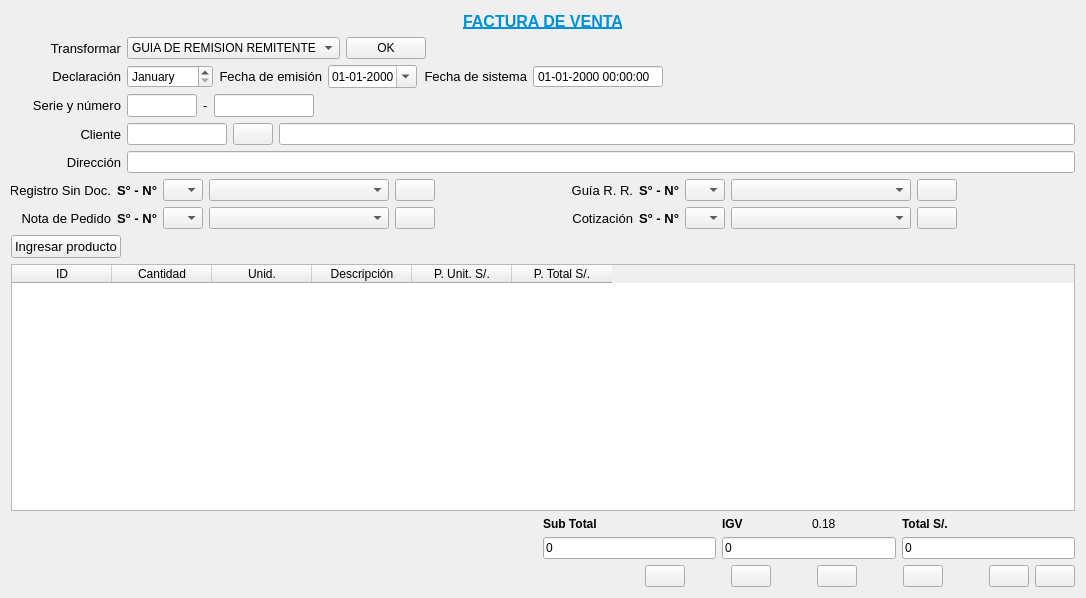
Above: Venta/ventafactura.ui from radtek/manager before the change. Below: the same form after it.
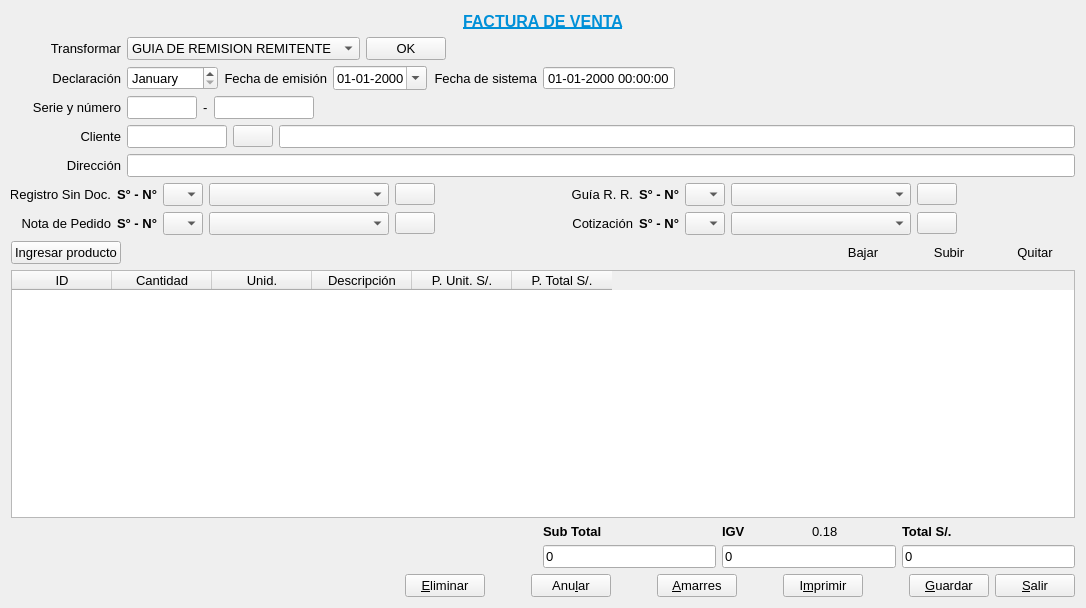
That is the form after the change. Icons and pictures are not drawn.

```diff
--- a/Venta/ventafactura.ui
+++ b/Venta/ventafactura.ui
@@ -7,7 +7,7 @@
     <x>0</x>
     <y>0</y>
     <width>1086</width>
-    <height>598</height>
+    <height>608</height>
    </rect>
   </property>
   <property name="windowTitle">
@@ -90,6 +90,11 @@
      </item>
      <item>
       <widget class="QComboBox" name="comboBox_transformar">
+       <property name="font">
+        <font>
+         <pointsize>10</pointsize>
+        </font>
+       </property>
        <property name="currentIndex">
         <number>2</number>
        </property>
@@ -125,6 +130,11 @@
      </item>
      <item>
       <widget class="QPushButton" name="pushButton_transformar">
+       <property name="font">
+        <font>
+         <pointsize>10</pointsize>
+        </font>
+       </property>
        <property name="text">
         <string>OK</string>
        </property>
@@ -170,6 +180,11 @@
      </item>
      <item>
       <widget class="QDateEdit" name="dateEdit_declaracion">
+       <property name="font">
+        <font>
+         <pointsize>10</pointsize>
+        </font>
+       </property>
        <property name="displayFormat">
         <string>MMMM</string>
        </property>
@@ -198,6 +213,11 @@
      </item>
      <item>
       <widget class="QDateEdit" name="dateEdit_emision">
+       <property name="font">
+        <font>
+         <pointsize>10</pointsize>
+        </font>
+       </property>
        <property name="displayFormat">
         <string>dd-MM-yyyy</string>
        </property>
@@ -241,6 +261,11 @@
          <height>0</height>
         </size>
        </property>
+       <property name="font">
+        <font>
+         <pointsize>10</pointsize>
+        </font>
+       </property>
        <property name="readOnly">
         <bool>true</bool>
        </property>
@@ -403,6 +428,11 @@
          <height>16777215</height>
         </size>
        </property>
+       <property name="font">
+        <font>
+         <pointsize>10</pointsize>
+        </font>
+       </property>
        <property name="readOnly">
         <bool>true</bool>
        </property>
@@ -423,7 +453,13 @@
       </widget>
      </item>
      <item>
-      <widget class="QLineEdit" name="lineEdit_nombre"/>
+      <widget class="QLineEdit" name="lineEdit_nombre">
+       <property name="font">
+        <font>
+         <pointsize>10</pointsize>
+        </font>
+       </property>
+      </widget>
      </item>
     </layout>
    </item>
@@ -451,7 +487,13 @@
       </widget>
      </item>
      <item>
-      <widget class="QLineEdit" name="lineEdit_direccion"/>
+      <widget class="QLineEdit" name="lineEdit_direccion">
+       <property name="font">
+        <font>
+         <pointsize>10</pointsize>
+        </font>
+       </property>
+      </widget>
      </item>
     </layout>
    </item>
@@ -500,6 +542,11 @@
          <height>16777215</height>
         </size>
        </property>
+       <property name="font">
+        <font>
+         <pointsize>10</pointsize>
+        </font>
+       </property>
       </widget>
      </item>
      <item>
@@ -510,6 +557,11 @@
          <height>0</height>
         </size>
        </property>
+       <property name="font">
+        <font>
+         <pointsize>10</pointsize>
+        </font>
+       </property>
       </widget>
      </item>
      <item>
@@ -597,6 +649,11 @@
          <height>16777215</height>
         </size>
        </property>
+       <property name="font">
+        <font>
+         <pointsize>10</pointsize>
+        </font>
+       </property>
       </widget>
      </item>
      <item>
@@ -607,6 +664,11 @@
          <height>0</height>
         </size>
        </property>
+       <property name="font">
+        <font>
+         <pointsize>10</pointsize>
+        </font>
+       </property>
       </widget>
      </item>
      <item>
@@ -721,6 +783,11 @@
          <height>16777215</height>
         </size>
        </property>
+       <property name="font">
+        <font>
+         <pointsize>10</pointsize>
+        </font>
+       </property>
       </widget>
      </item>
      <item>
@@ -731,6 +798,11 @@
          <height>0</height>
         </size>
        </property>
+       <property name="font">
+        <font>
+         <pointsize>10</pointsize>
+        </font>
+       </property>
       </widget>
      </item>
      <item>
@@ -815,6 +887,11 @@
          <height>16777215</height>
         </size>
        </property>
+       <property name="font">
+        <font>
+         <pointsize>10</pointsize>
+        </font>
+       </property>
       </widget>
      </item>
      <item>
@@ -825,6 +902,11 @@
          <height>0</height>
         </size>
        </property>
+       <property name="font">
+        <font>
+         <pointsize>10</pointsize>
+        </font>
+       </property>
       </widget>
      </item>
      <item>
@@ -923,8 +1005,13 @@
      </item>
      <item>
       <widget class="QPushButton" name="pushButton_down">
+       <property name="font">
+        <font>
+         <pointsize>10</pointsize>
+        </font>
+       </property>
        <property name="text">
-        <string/>
+        <string>Bajar</string>
        </property>
        <property name="icon">
         <iconset resource="../ManagerSystem/Iconos.qrc">
@@ -937,8 +1024,13 @@
      </item>
      <item>
       <widget class="QPushButton" name="pushButton_up">
+       <property name="font">
+        <font>
+         <pointsize>10</pointsize>
+        </font>
+       </property>
        <property name="text">
-        <string/>
+        <string>Subir</string>
        </property>
        <property name="icon">
         <iconset resource="../ManagerSystem/Iconos.qrc">
@@ -951,8 +1043,13 @@
      </item>
      <item>
       <widget class="QPushButton" name="pushButton_borrar">
+       <property name="font">
+        <font>
+         <pointsize>10</pointsize>
+        </font>
+       </property>
        <property name="text">
-        <string/>
+        <string>Quitar</string>
        </property>
        <property name="icon">
         <iconset resource="../ManagerSystem/Iconos.qrc">
@@ -967,6 +1064,11 @@
    </item>
    <item>
     <widget class="QTableWidget" name="tableWidget">
+     <property name="font">
+      <font>
+       <pointsize>10</pointsize>
+      </font>
+     </property>
      <attribute name="horizontalHeaderDefaultSectionSize">
       <number>100</number>
      </attribute>
@@ -1024,6 +1126,11 @@
       <layout class="QGridLayout" name="gridLayout_2">
        <item row="1" column="2">
         <widget class="QLineEdit" name="lineEdit_total">
+         <property name="font">
+          <font>
+           <pointsize>10</pointsize>
+          </font>
+         </property>
          <property name="text">
           <string>0</string>
          </property>
@@ -1036,6 +1143,7 @@
         <widget class="QLabel" name="label_subtotal">
          <property name="font">
           <font>
+           <pointsize>10</pointsize>
            <weight>75</weight>
            <bold>true</bold>
           </font>
@@ -1049,6 +1157,7 @@
         <widget class="QLabel" name="label_total">
          <property name="font">
           <font>
+           <pointsize>10</pointsize>
            <weight>75</weight>
            <bold>true</bold>
           </font>
@@ -1060,6 +1169,11 @@
        </item>
        <item row="1" column="0">
         <widget class="QLineEdit" name="lineEdit_subtotal">
+         <property name="font">
+          <font>
+           <pointsize>10</pointsize>
+          </font>
+         </property>
          <property name="text">
           <string>0</string>
          </property>
@@ -1070,6 +1184,11 @@
        </item>
        <item row="1" column="1">
         <widget class="QLineEdit" name="lineEdit_igv">
+         <property name="font">
+          <font>
+           <pointsize>10</pointsize>
+          </font>
+         </property>
          <property name="text">
           <string>0</string>
          </property>
@@ -1084,6 +1203,7 @@
           <widget class="QLabel" name="label_igv">
            <property name="font">
             <font>
+             <pointsize>10</pointsize>
              <weight>75</weight>
              <bold>true</bold>
             </font>
@@ -1095,6 +1215,13 @@
          </item>
          <item>
           <widget class="QLabel" name="label_igv_value">
+           <property name="font">
+            <font>
+             <pointsize>10</pointsize>
+             <weight>50</weight>
+             <bold>false</bold>
+            </font>
+           </property>
            <property name="text">
             <string>0.18</string>
            </property>
@@ -1123,8 +1250,13 @@
      </item>
      <item>
       <widget class="QPushButton" name="pushButton_eliminar">
+       <property name="font">
+        <font>
+         <pointsize>10</pointsize>
+        </font>
+       </property>
        <property name="text">
-        <string/>
+        <string>&amp;Eliminar</string>
        </property>
        <property name="icon">
         <iconset resource="../ManagerSystem/Iconos.qrc">
@@ -1168,8 +1300,13 @@
          <height>16777215</height>
         </size>
        </property>
+       <property name="font">
+        <font>
+         <pointsize>10</pointsize>
+        </font>
+       </property>
        <property name="text">
-        <string/>
+        <string>Anu&amp;lar</string>
        </property>
        <property name="icon">
         <iconset resource="../ManagerSystem/Iconos.qrc">
@@ -1204,8 +1341,13 @@
      </item>
      <item>
       <widget class="QPushButton" name="pushButton_amarres">
+       <property name="font">
+        <font>
+         <pointsize>10</pointsize>
+        </font>
+       </property>
        <property name="text">
-        <string/>
+        <string>&amp;Amarres</string>
        </property>
        <property name="icon">
         <iconset resource="../ManagerSystem/Iconos.qrc">
@@ -1237,8 +1379,13 @@
      </item>
      <item>
       <widget class="QPushButton" name="pushButton_imprimir">
+       <property name="font">
+        <font>
+         <pointsize>10</pointsize>
+        </font>
+       </property>
        <property name="text">
-        <string/>
+        <string>I&amp;mprimir</string>
        </property>
        <property name="icon">
         <iconset resource="../ManagerSystem/Iconos.qrc">
@@ -1270,8 +1417,13 @@
      </item>
      <item>
       <widget class="QPushButton" name="pushButton_guardar">
+       <property name="font">
+        <font>
+         <pointsize>10</pointsize>
+        </font>
+       </property>
        <property name="text">
-        <string/>
+        <string>&amp;Guardar</string>
        </property>
        <property name="icon">
         <iconset resource="../ManagerSystem/Iconos.qrc">
@@ -1287,8 +1439,13 @@
      </item>
      <item>
       <widget class="QPushButton" name="pushButton_salir">
+       <property name="font">
+        <font>
+         <pointsize>10</pointsize>
+        </font>
+       </property>
        <property name="text">
-        <string/>
+        <string>&amp;Salir</string>
        </property>
        <property name="icon">
         <iconset resource="../ManagerSystem/Iconos.qrc">
```
Left out of the diff: 9 changed lines with no effect on the pictures.
